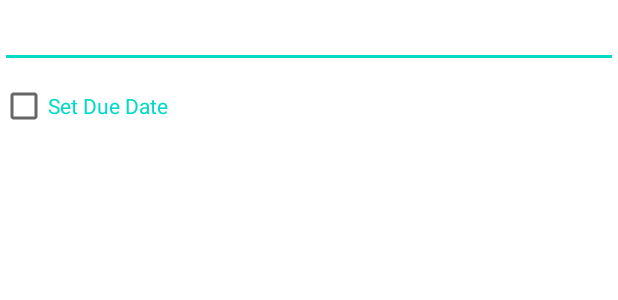
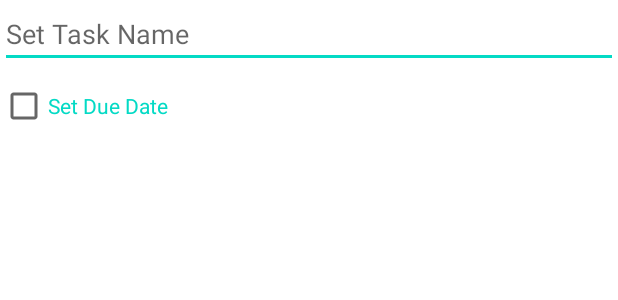
Before and after one commit to SachinBarpanda/To-DoList, an Android app: the layout dialog_add_item.xml on its own in the app's theme, with its tools: preview values and no code run, on a phone screen of 412 x 824 dp. Shown: the top 300 px of the screen. Run offline under Robolectric (Android 15) with nearby library versions, the phone set to English and light mode, and no system bars.

Commit message:
Finalizing the Project

```diff
--- a/app/build.gradle
+++ b/app/build.gradle
@@ -12,7 +12,7 @@ android {
         targetSdkVersion 28
         versionCode 1
         versionName "1.0"
-
+        archivesBaseName = "ToDoList"
         testInstrumentationRunner "androidx.test.runner.AndroidJUnitRunner"
         vectorDrawables.useSupportLibrary = true
     }
--- a/app/src/main/res/layout/dialog_add_item.xml
+++ b/app/src/main/res/layout/dialog_add_item.xml
@@ -10,7 +10,8 @@
         android:layout_height="wrap_content"
         android:textColor="@color/colorAccent"
         android:inputType="textCapWords"
-        android:maxLength="16"/>
+        android:maxLength="16"
+        android:hint="@string/set_task_name"/>
 
 
     <CheckBox
--- a/app/src/main/res/values/strings.xml
+++ b/app/src/main/res/values/strings.xml
@@ -13,4 +13,5 @@
     <string name="set_due_date">Set Due Date</string>
     <string name="due_date">Due Date :</string>
     <string name="not_specified">Not specified</string>
+    <string name="set_task_name">Set Task Name</string>
 </resources>
```
Also changed, not shown: app/src/main/java/great/sachin/to_dolist/MainActivity.kt (+4 -4 lines), app/src/main/res/layout/activity_launcher.xml (+5 -2 lines).
